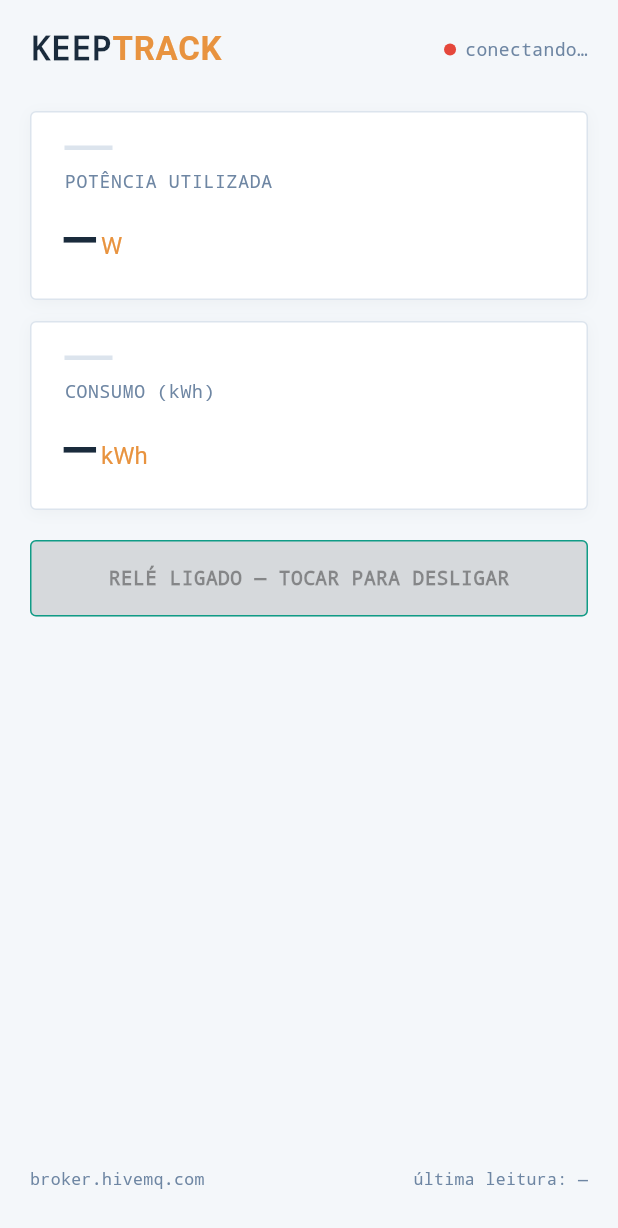
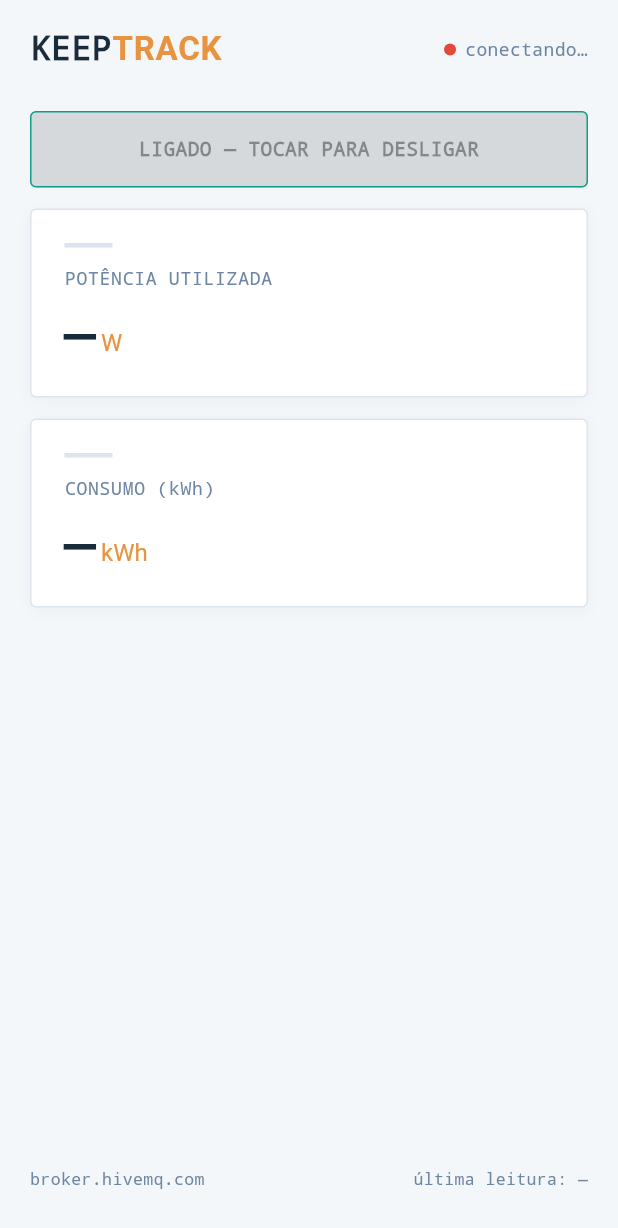
Before and after one commit to levigirotto/scope_app, a Flutter app: the screen it shows after launch, on a phone screen of 412 x 824 dp. Shown: the top 1228 px of the screen. Run offline on Flutter 3.47's test engine with Material 3 defaults, Android fonts, the phone set to English and light mode, and no system bars; missing offline and left inert: mqtt_client.

Commit message:
change _buildReleButton Text and position

```diff
--- a/lib/main.dart
+++ b/lib/main.dart
@@ -146,6 +146,8 @@ class _KeepTrackScreenState extends State<KeepTrackScreen> {
             children: [
               _buildHeader(),
               const SizedBox(height: 28),
+              _buildReleButton(),
+              const SizedBox(height: 14),
               _buildMetricCard(
                 label: 'POTÊNCIA UTILIZADA',
                 value: potencia?.toStringAsFixed(0) ?? '—',
@@ -159,8 +161,6 @@ class _KeepTrackScreenState extends State<KeepTrackScreen> {
                 unit: 'kWh',
                 destacado: (consumo ?? 0) > 0.005,
               ),
-              const SizedBox(height: 20),
-              _buildReleButton(),
               const Spacer(),
               _buildFooter(),
             ],
@@ -295,8 +295,8 @@ class _KeepTrackScreenState extends State<KeepTrackScreen> {
         ),
         child: Text(
           releLigado
-              ? 'RELÉ LIGADO — TOCAR PARA DESLIGAR'
-              : 'RELÉ DESLIGADO — TOCAR PARA LIGAR',
+              ? 'LIGADO — TOCAR PARA DESLIGAR'
+              : 'DESLIGADO — TOCAR PARA LIGAR',
           style: const TextStyle(
             fontFamily: 'monospace',
             fontSize: 13,
```
